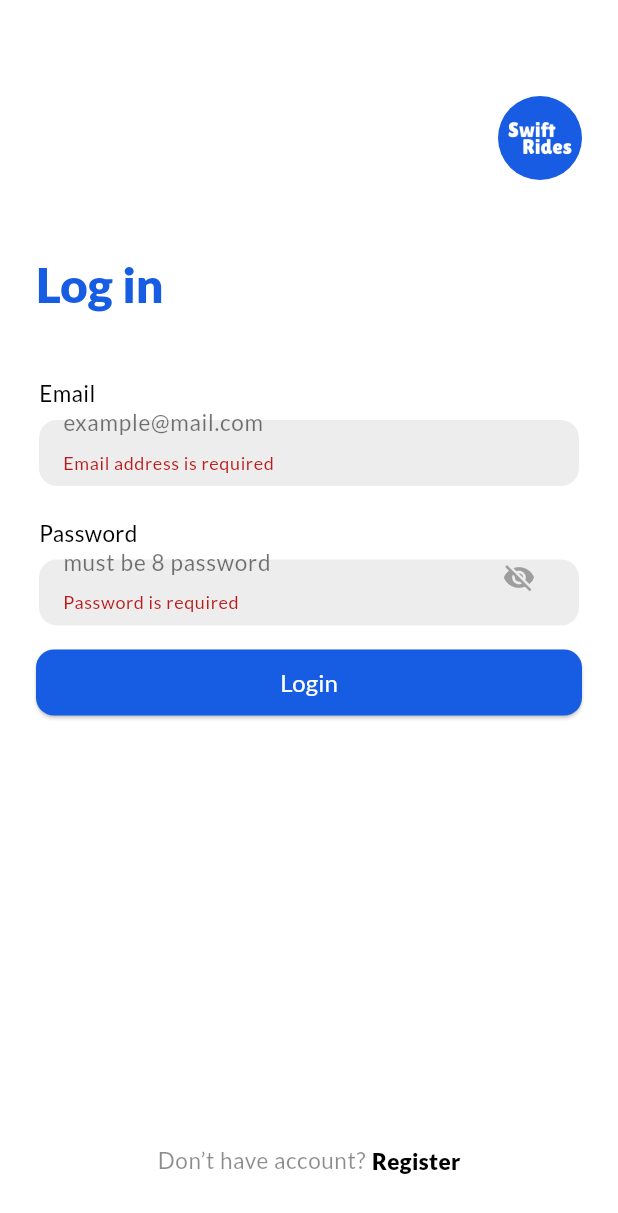
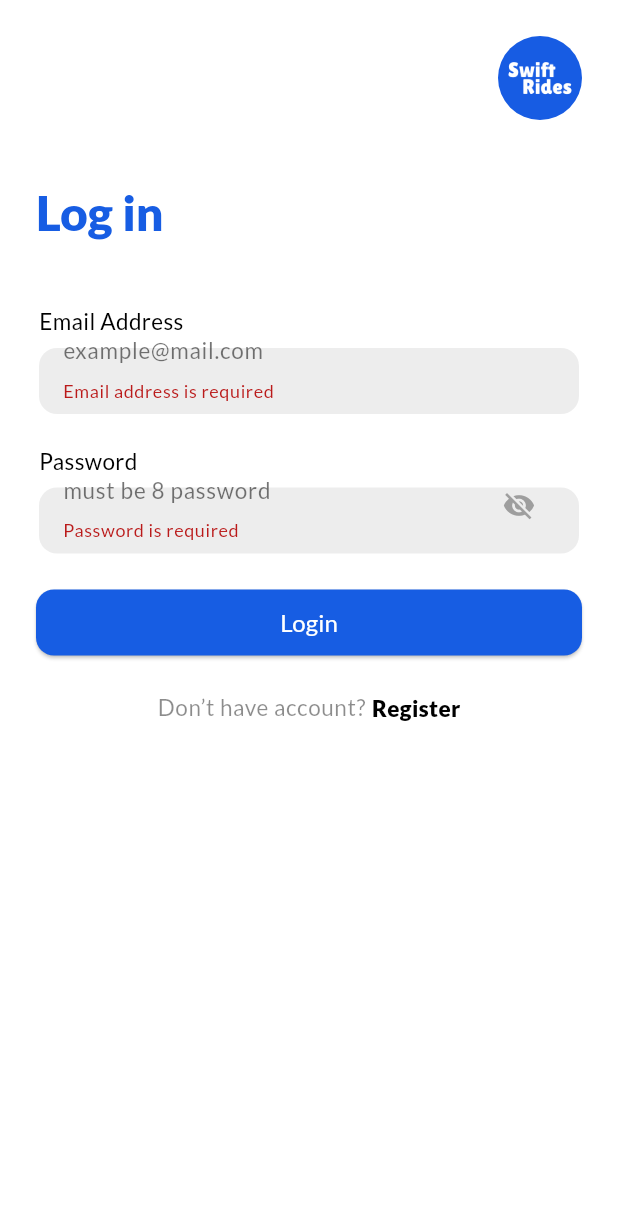
Before and after one commit to aurelwidyanti/swift_rides, a Flutter app: the screen it shows after launch, after a tap on "Login", on a phone screen of 412 x 824 dp. Shown: the top 1213 px of the screen. Run offline on Flutter 3.47's test engine with Material 3 defaults, Android fonts, the phone set to English and light mode, and no system bars; our stand-ins replace google_fonts, hugeicons, shared_preferences, syncfusion_flutter_datepicker; accounts and stored records are empty.

Commit message:
refactor: Revamp login screen layout with SafeArea and improved form structure

```diff
--- a/lib/views/auth/login_screen.dart
+++ b/lib/views/auth/login_screen.dart
@@ -4,6 +4,7 @@ import 'package:flutter/material.dart';
 import 'package:swift_rides/helpers/sp_helper.dart';
 import 'package:swift_rides/services/api_sevices.dart';
 import 'package:swift_rides/utils/entrypoint.dart';
+import 'package:swift_rides/views/auth/register_screen.dart';
 import 'package:swift_rides/views/auth/widgets/auth_text_field.dart';
 import 'package:swift_rides/widgets/custom_button.dart';
 
@@ -73,8 +74,9 @@ class _LoginScreenState extends State<LoginScreen> {
   Widget build(BuildContext context) {
     return Scaffold(
       backgroundColor: Colors.white,
-      body: Padding(
-        padding: const EdgeInsets.fromLTRB(24, 64, 24, 40),
+      body: SafeArea(
+        child: SingleChildScrollView(
+          padding: const EdgeInsets.fromLTRB(24, 24, 24, 40),
           child: Column(
             crossAxisAlignment: CrossAxisAlignment.start,
             mainAxisAlignment: MainAxisAlignment.center,
@@ -92,7 +94,7 @@ class _LoginScreenState extends State<LoginScreen> {
                   ),
                 ],
               ),
-            const SizedBox(height: 48),
+              const SizedBox(height: 40),
               Text(
                 "Log in",
                 style: Theme.of(context).textTheme.headlineSmall!.copyWith(
@@ -107,7 +109,7 @@ class _LoginScreenState extends State<LoginScreen> {
                 child: Column(
                   children: [
                     AuthTextField(
-                    labelText: "Email",
+                      labelText: "Email Address",
                       controller: _emailController,
                       hintText: "example@mail.com",
                       textInputAction: TextInputAction.next,
@@ -129,7 +131,7 @@ class _LoginScreenState extends State<LoginScreen> {
                         });
                       },
                     ),
-                  const SizedBox(height: 16),
+                    const SizedBox(height: 24),
                     SizedBox(
                       width: double.infinity,
                       height: 44,
@@ -141,7 +143,7 @@ class _LoginScreenState extends State<LoginScreen> {
                   ],
                 ),
               ),
-            const Spacer(),
+              const SizedBox(height: 24),
               Center(
                 child: Row(
                   mainAxisAlignment: MainAxisAlignment.center,
@@ -158,7 +160,7 @@ class _LoginScreenState extends State<LoginScreen> {
                       onTap: () => Navigator.push(
                         context,
                         MaterialPageRoute(
-                        builder: (context) => const Placeholder(),
+                          builder: (context) => const RegisterScreen(),
                         ),
                       ),
                       child: const Text(
@@ -175,6 +177,7 @@ class _LoginScreenState extends State<LoginScreen> {
             ],
           ),
         ),
+      ),
     );
   }
 }
```
Lines whose indentation alone changed are shown as unchanged.
